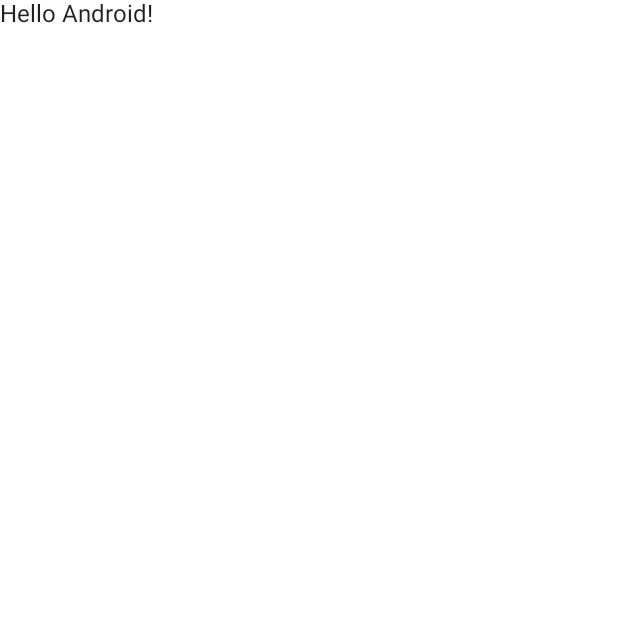
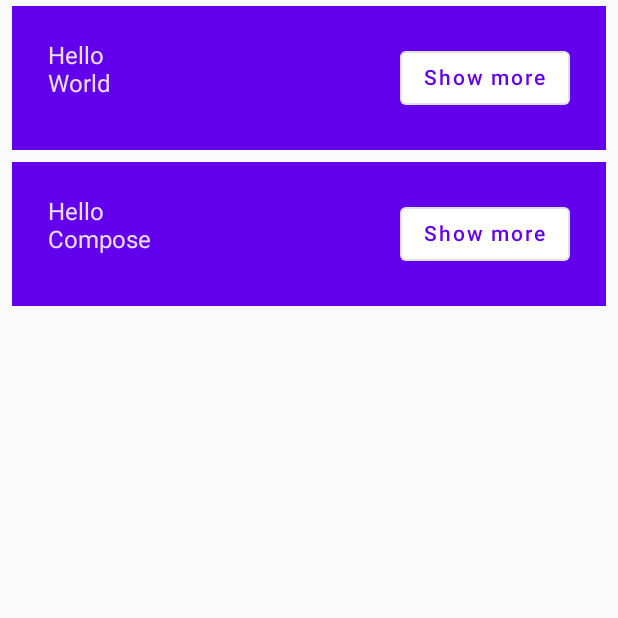
Before and after one commit to htl-leonding/jetpack-compose-pathway, an Android app built with Jetpack Compose: the screen it shows after launch (MainActivity), on a phone screen of 412 x 824 dp, the top half of it. Before the commit the part shown is almost empty. Run offline under Robolectric (Android 15) with nearby library versions, the phone set to English and light mode, and no system bars.

Commit message:
stuetz - basic codelab - state in compose

```diff
--- a/basics-codelab/app/src/main/java/at/htl/basiccodelab/MainActivity.kt
+++ b/basics-codelab/app/src/main/java/at/htl/basiccodelab/MainActivity.kt
@@ -3,13 +3,17 @@ package at.htl.basiccodelab
 import android.os.Bundle
 import androidx.activity.ComponentActivity
 import androidx.activity.compose.setContent
-import androidx.compose.foundation.layout.fillMaxSize
+import androidx.compose.foundation.layout.*
 import androidx.compose.material.MaterialTheme
+import androidx.compose.material.OutlinedButton
 import androidx.compose.material.Surface
 import androidx.compose.material.Text
 import androidx.compose.runtime.Composable
+import androidx.compose.runtime.mutableStateOf
+import androidx.compose.runtime.remember
 import androidx.compose.ui.Modifier
 import androidx.compose.ui.tooling.preview.Preview
+import androidx.compose.ui.unit.dp
 import at.htl.basiccodelab.ui.theme.BasicCodelabTheme
 
 class MainActivity : ComponentActivity() {
@@ -17,27 +21,51 @@ class MainActivity : ComponentActivity() {
         super.onCreate(savedInstanceState)
         setContent {
             BasicCodelabTheme {
-                // A surface container using the 'background' color from the theme
-                Surface(
-                    modifier = Modifier.fillMaxSize(),
-                    color = MaterialTheme.colors.background
-                ) {
-                    Greeting("Android")
-                }
+                MyApp()
             }
+        }
+    }
+
+}
+
+@Composable
+fun MyApp(names: List<String> = listOf("World", "Compose")) {
+    Column {
+        for (name in names) {
+            Greeting(name = name)
         }
     }
 }
 
 @Composable
 fun Greeting(name: String) {
-    Text(text = "Hello $name!")
+    val expanded = remember { mutableStateOf(false) }
+    val extraPadding = if (expanded.value) 48.dp else 0.dp
+
+    Surface(
+        color = MaterialTheme.colors.primary,
+        modifier = Modifier.padding(vertical = 4.dp, horizontal = 8.dp)
+    ) {
+        Row(modifier = Modifier.padding(24.dp)) {
+            Column(modifier = Modifier
+                .weight(1f)
+                .padding(bottom = extraPadding)
+            ) {
+                Text(text = "Hello")
+                Text(text = "$name")
+            }
+            OutlinedButton(onClick = { expanded.value = !expanded.value })
+            {
+                Text(if (expanded.value) "Show less" else "Show more")
+            }
+        }
+    }
 }
 
-@Preview(showBackground = true)
+@Preview(showBackground = true, widthDp = 320)
 @Composable
 fun DefaultPreview() {
     BasicCodelabTheme {
-        Greeting("Android")
+        MyApp()
     }
 }
```
